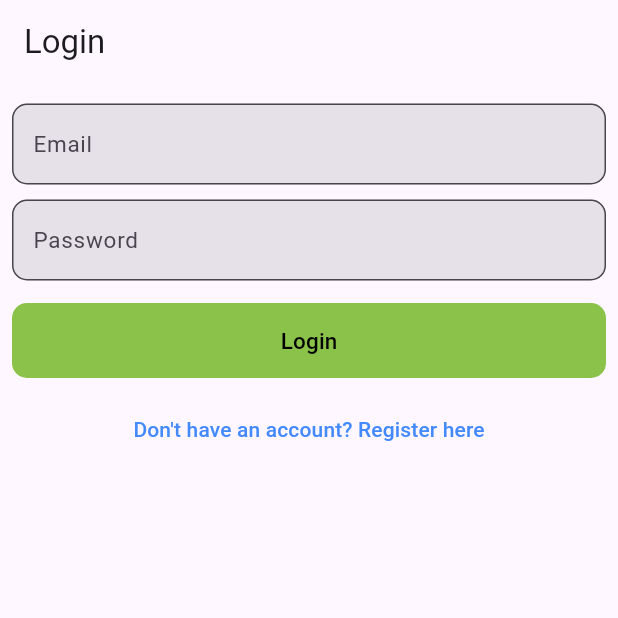
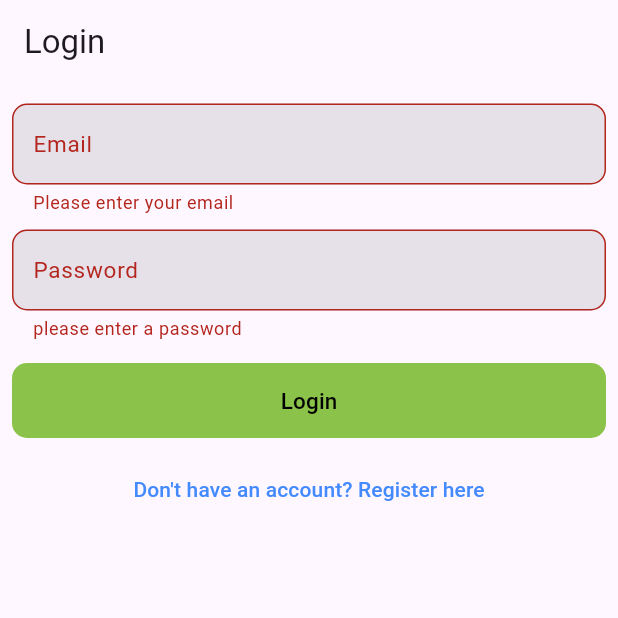
Before and after one commit to NimanthaSupun/Firebase-Auth, a Flutter app: the screen it shows after launch, after a tap on "Register", after a tap on "Already have an account? Login here", after a tap on "Login", on a phone screen of 412 x 824 dp, the top half of it. Run offline on Flutter 3.47's test engine with Material 3 defaults, Android fonts, the phone set to English and light mode, and no system bars; our stand-ins replace firebase_auth, firebase_core; accounts and stored records are empty.

Commit message:
Add profile and single main pages; update home page with navigation

```diff
--- a/lib/pages/auth/login.dart
+++ b/lib/pages/auth/login.dart
@@ -1,5 +1,7 @@
 import 'package:flutter/material.dart';
 import 'package:flutter_auth_test/pages/auth/register.dart';
+import 'package:flutter_auth_test/pages/main_page.dart';
+import 'package:flutter_auth_test/services/auth_service.dart';
 import 'package:flutter_auth_test/widgets/custom_button.dart';
 import 'package:flutter_auth_test/widgets/custom_input.dart';
 
@@ -15,6 +17,51 @@ class _LoginPageState extends State<LoginPage> {
   final TextEditingController _passwordController = TextEditingController();
 
   final _formKey = GlobalKey<FormState>();
+
+  bool _isLoading = false;
+
+  // singIn user
+  Future<void> _signInUser() async {
+    if (!_formKey.currentState!.validate()) {
+      return;
+    }
+    setState(() {
+      _isLoading = true;
+    });
+
+    try {
+      final email = _emailController.text.trim();
+      final password = _passwordController.text.trim();
+
+      await AuthService().signInNewUser(
+        email: email,
+        password: password,
+      );
+
+      Navigator.pushReplacement(
+        context,
+        MaterialPageRoute(
+          builder: (context) => MainPage(),
+        ),
+      );
+    } catch (error) {
+      showDialog(
+        context: context,
+        builder: (context) => AlertDialog(
+          title: Text("Error"),
+          content: Text("Error register user: ${error}"),
+          actions: [
+            TextButton(
+              onPressed: () => Navigator.of(context).pop(),
+              child: Text("ok"),
+            ),
+          ],
+        ),
+      );
+    } finally {
+      _isLoading = false;
+    }
+  }
 
   @override
   Widget build(BuildContext context) {
@@ -61,11 +108,13 @@ class _LoginPageState extends State<LoginPage> {
                   SizedBox(
                     height: 10,
                   ),
-                  CustomButton(
-                    title: "Login",
-                    onPressed: () {},
-                    width: double.infinity,
-                  ),
+                  _isLoading
+                      ? Center(child: CircularProgressIndicator())
+                      : CustomButton(
+                          title: "Login",
+                          onPressed: _signInUser,
+                          width: double.infinity,
+                        ),
                   SizedBox(
                     height: 10,
                   ),
--- a/lib/pages/auth/register.dart
+++ b/lib/pages/auth/register.dart
@@ -1,7 +1,5 @@
-import 'package:firebase_auth/firebase_auth.dart';
 import 'package:flutter/material.dart';
 import 'package:flutter_auth_test/pages/auth/login.dart';
-import 'package:flutter_auth_test/pages/main_page.dart';
 import 'package:flutter_auth_test/services/auth_service.dart';
 import 'package:flutter_auth_test/widgets/custom_button.dart';
 import 'package:flutter_auth_test/widgets/custom_input.dart';
@@ -21,10 +19,70 @@ class _RegisterPageState extends State<RegisterPage> {
   final _formKey = GlobalKey<FormState>();
 
   bool _isLoading = false;
-  // register method
+
+
+  //todo:-register method
+  // Future<void> _registerUser(BuildContext context) async {
+  //   if (!_formKey.currentState!.validate()) {
+  //     return;
+  //   }
+
+  //   setState(() {
+  //     _isLoading = true;
+  //   });
+  //   try {
+  //     final email = _emailController.text.trim();
+  //     final password = _passwordController.text.trim();
+  //     final confirmPassword = _confirmPasswordController.text.trim();
+
+  //     if (password != confirmPassword) {
+  //       showDialog(
+  //         context: context,
+  //         builder: (context) => AlertDialog(
+  //           title: Text("Error"),
+  //           content: Text("Do not match password"),
+  //           actions: [
+  //             TextButton(
+  //               onPressed: () => Navigator.of(context).pop(),
+  //               child: Text("ok"),
+  //             ),
+  //           ],
+  //         ),
+  //       );
+  //       return;
+  //     }
+  //     await AuthService().registerNewUser(email: email, password: password);
+
+  //     Navigator.pushReplacement(
+  //       context,
+  //       MaterialPageRoute(
+  //         builder: (context) => MainPage(),
+  //       ),
+  //     );
+  //   } catch (error) {
+
+  //     showDialog(
+  //       context: context,
+  //       builder: (context) => AlertDialog(
+  //         title: Text("Error"),
+  //         content: Text("Error register user: ${error}"),
+  //         actions: [
+  //           TextButton(
+  //             onPressed: () => Navigator.of(context).pop(),
+  //             child: Text("ok"),
+  //           ),
+  //         ],
+  //       ),
+  //     );
+  //   } finally {
+  //     setState(() {
+  //       _isLoading = false;
+  //     });
+  //   }
+  // }
+
 
   Future<void> _registerUser(BuildContext context) async {
-
   if (!_formKey.currentState!.validate()) {
     return;
   }
@@ -32,6 +90,7 @@ class _RegisterPageState extends State<RegisterPage> {
   setState(() {
     _isLoading = true;
   });
+
   try {
     final email = _emailController.text.trim();
     final password = _passwordController.text.trim();
@@ -42,22 +101,39 @@ class _RegisterPageState extends State<RegisterPage> {
         context: context,
         builder: (context) => AlertDialog(
           title: Text("Error"),
-            content: Text("Do not match password"),
+          content: Text("Passwords do not match"),
           actions: [
             TextButton(
               onPressed: () => Navigator.of(context).pop(),
-                child: Text("ok"),
+              child: Text("OK"),
             ),
           ],
         ),
       );
       return;
     }
+
     await AuthService().registerNewUser(email: email, password: password);
+
+    showDialog(
+      context: context,
+      builder: (context) => AlertDialog(
+        title: Text("Verify Your Email"),
+        content: Text(
+            "A verification email has been sent to $email. Please verify your email before logging in."),
+        actions: [
+          TextButton(
+            onPressed: () => Navigator.of(context).pop(),
+            child: Text("OK"),
+          ),
+        ],
+      ),
+    );
+
     Navigator.pushReplacement(
       context,
       MaterialPageRoute(
-          builder: (context) => MainPage(),
+        builder: (context) => LoginPage(), // Redirect to login page
       ),
     );
   } catch (error) {
@@ -65,11 +141,11 @@ class _RegisterPageState extends State<RegisterPage> {
       context: context,
       builder: (context) => AlertDialog(
         title: Text("Error"),
-          content: Text("Error register user: ${error}"),
+        content: Text("Error registering user: $error"),
         actions: [
           TextButton(
             onPressed: () => Navigator.of(context).pop(),
-              child: Text("ok"),
+            child: Text("OK"),
           ),
         ],
       ),
@@ -80,6 +156,7 @@ class _RegisterPageState extends State<RegisterPage> {
     });
   }
 }
+
 
   @override
   Widget build(BuildContext context) {
--- a/lib/pages/home_page.dart
+++ b/lib/pages/home_page.dart
@@ -1,13 +1,66 @@
 import 'package:flutter/material.dart';
 import 'package:flutter_auth_test/pages/auth/register.dart';
+import 'package:flutter_auth_test/pages/profile_page.dart';
+import 'package:flutter_auth_test/pages/single_main_page.dart';
 
-class HomePage extends StatelessWidget {
+// class HomePage extends StatelessWidget {
+//   const HomePage({super.key});
+
+//   @override
+//   Widget build(BuildContext context) {
+//     return Scaffold(
+//       body: RegisterPage(),
+//     );
+//   }
+// }
+
+class HomePage extends StatefulWidget {
   const HomePage({super.key});
+
+  @override
+  State<HomePage> createState() => _HomePageState();
+}
+
+class _HomePageState extends State<HomePage> {
+  int _selectedIndex = 0;
+
+  final List<Widget> _pages = [
+    RegisterPage(),
+    // MainPage(),
+    SingleMainPage(),
+    ProfilePage(),
+  ];
+  void _onSelect(int index) {
+    setState(() {
+      _selectedIndex = index;
+    });
+  }
 
   @override
   Widget build(BuildContext context) {
     return Scaffold(
-      body: RegisterPage(),
+      bottomNavigationBar: BottomNavigationBar(
+        onTap: _onSelect,
+        currentIndex: _selectedIndex,
+        items: [
+          BottomNavigationBarItem(
+              icon: Icon(
+                Icons.home,
+              ),
+              label: "Home"),
+          BottomNavigationBarItem(
+              icon: Icon(
+                Icons.inbox,
+              ),
+              label: "Info"),
+          BottomNavigationBarItem(
+              icon: Icon(
+                Icons.person,
+              ),
+              label: "Profile"),
+        ],
+      ),
+      body: _pages[_selectedIndex],
     );
   }
 }
--- a/lib/services/auth_service.dart
+++ b/lib/services/auth_service.dart
@@ -42,19 +42,84 @@ class AuthService {
     }
   }
 
-  // create user with email and password
-  Future<void> registerNewUser(
-      {required String email, required String password}) async {
+  //todo:-create user with email and password
+  // Future<void> registerNewUser(
+  //     {required String email, required String password}) async {
+  //   try {
+  //     await _auth.createUserWithEmailAndPassword(
+  //       email: email,
+  //       password: password,
+  //     );
+  //   } on FirebaseAuthException catch (error) {
+  //     print("Error creating user: ${mapFirebaseAuthExceptionCode(error.code)}");
+  //     throw Exception(mapFirebaseAuthExceptionCode(error.code));
+  //   } catch (error) {
+  //     print("Error Creating user: ${error}");
+  //   }
+  // }
+
+  // gpt
+  Future<void> registerNewUser({
+    required String email,
+    required String password,
+  }) async {
     try {
-      await _auth.createUserWithEmailAndPassword(
+      final userCredential = await _auth.createUserWithEmailAndPassword(
         email: email,
         password: password,
       );
+
+      final user = userCredential.user;
+      if (user != null && !user.emailVerified) {
+
+        await user.sendEmailVerification();
+        print("Verification email sent to ${user.email}");
+      }
     } on FirebaseAuthException catch (error) {
       print("Error creating user: ${mapFirebaseAuthExceptionCode(error.code)}");
       throw Exception(mapFirebaseAuthExceptionCode(error.code));
     } catch (error) {
-      print("Error Creating user: ${error}");
+      print("Error creating user: $error");
+    }
+  }
+
+  // todo: sing in user
+  // Future<void> signInNewUser(
+  //     {required String email, required String password}) async {
+  //   try {
+  //     await _auth.signInWithEmailAndPassword(
+  //       email: email,
+  //       password: password,
+  //     );
+  //   } on FirebaseAuthException catch (error) {
+  //     print("Error Sing in user: ${mapFirebaseAuthExceptionCode(error.code)}");
+  //     throw mapFirebaseAuthExceptionCode(error.code);
+  //   } catch (error) {
+  //     print("Error sing in user: ${error}");
+  //   }
+  // }
+
+  // login User
+  Future<void> signInNewUser({
+    required String email,
+    required String password,
+  }) async {
+    try {
+      final userCredential = await _auth.signInWithEmailAndPassword(
+        email: email,
+        password: password,
+      );
+
+      final user = userCredential.user;
+      if (user != null && !user.emailVerified) {
+        throw Exception("Please verify your email before logging in.");
+      }
+    } on FirebaseAuthException catch (error) {
+      print("Error logging in: ${mapFirebaseAuthExceptionCode(error.code)}");
+      throw Exception(mapFirebaseAuthExceptionCode(error.code));
+    } catch (error) {
+      print("Error logging in: $error");
+      throw Exception("An error occurred during login.");
     }
   }
 }
```
Also changed, not shown: lib/pages/profile_page.dart (added, +12 -0 lines), lib/pages/single_main_page.dart (added, +12 -0 lines). Lines whose indentation alone changed are shown as unchanged.
